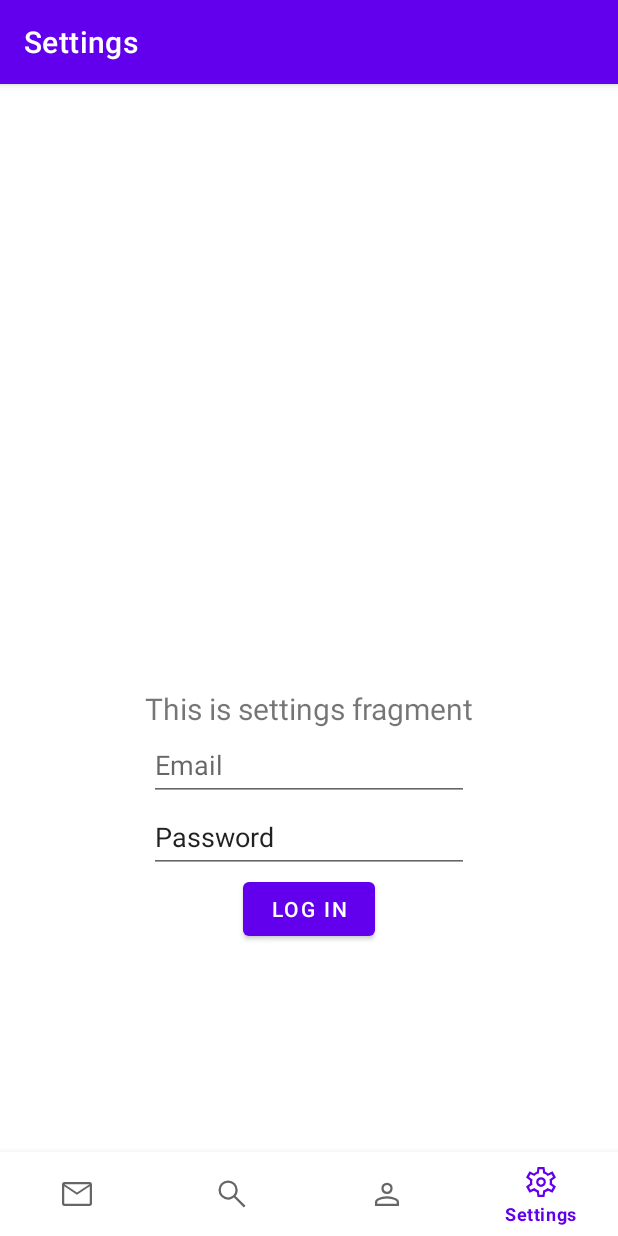
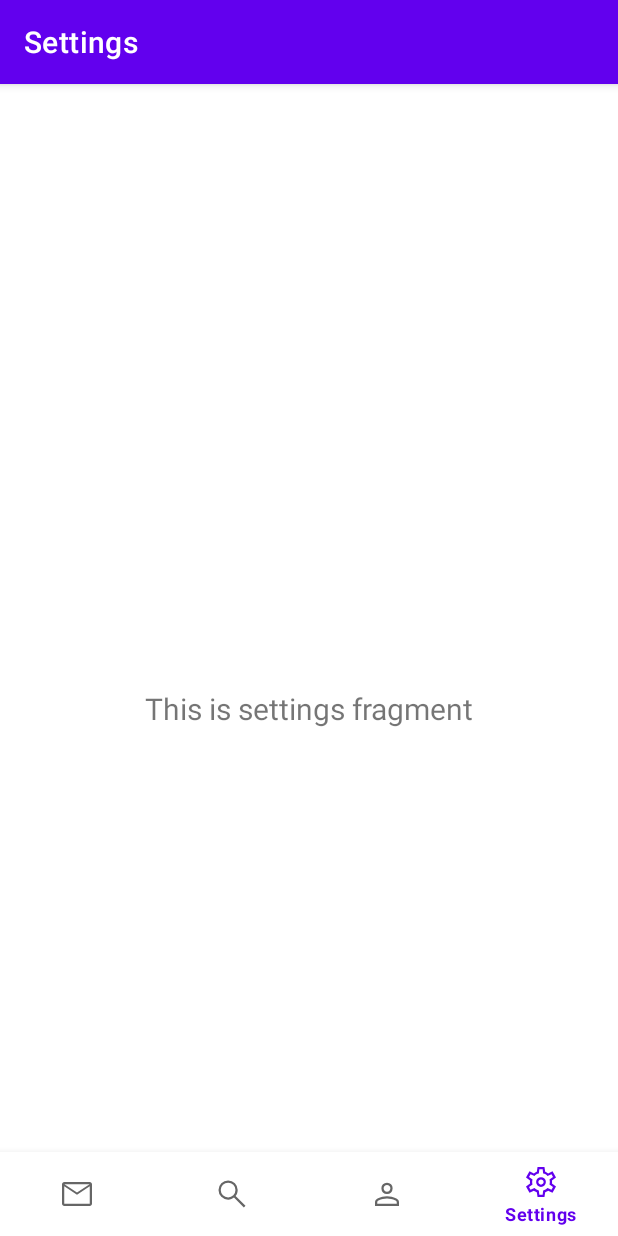
Before and after one commit to Saylonnn/Chatapp, an Android app: the SettingsFragment screen opened through its navigation route, on a phone screen of 412 x 824 dp. Run offline under Robolectric (Android 15) with nearby library versions, the phone set to English and light mode, and no system bars; our stand-ins replace Volley, navigation-ui.

Commit message:
login_activity_fail_soruce

```diff
--- a/app/src/main/java/com/saylonn/chatapp/ui/settings/SettingsFragment.java
+++ b/app/src/main/java/com/saylonn/chatapp/ui/settings/SettingsFragment.java
@@ -33,18 +33,7 @@ public class SettingsFragment extends Fragment {
         binding = FragmentSettingsBinding.inflate(inflater, container, false);
         View root = binding.getRoot();
 
-        Log.d(TAG, "before binding" );
-        TextView email_tv = binding.emailTv;
-        TextView password_tv = binding.passwordTv;
-        Button loginbtn = binding.button2;
-        Log.d(TAG, "before on click" );
-        loginbtn.setOnClickListener(new View.OnClickListener() {
-            @Override
-            public void onClick(View v) {
-                volleyRequest.login(email_tv.getText().toString(), password_tv.getText().toString(), "test_token", container.getContext());
-            }
-        });
-        Log.d(TAG, "after on Click" );
+
         final TextView textView = binding.textSettings;
         settingsViewModel.getText().observe(getViewLifecycleOwner(), textView::setText);
         return root;
--- a/app/src/main/res/layout/fragment_settings.xml
+++ b/app/src/main/res/layout/fragment_settings.xml
@@ -21,36 +21,4 @@
         app:layout_constraintStart_toStartOf="parent"
         app:layout_constraintTop_toTopOf="parent" />
 
-    <EditText
-        android:id="@+id/email_tv"
-        android:layout_width="wrap_content"
-        android:layout_height="wrap_content"
-        android:ems="10"
-        android:hint="@string/email_hint"
-        android:inputType="textPersonName"
-        android:minHeight="48dp"
-        app:layout_constraintEnd_toEndOf="parent"
-        app:layout_constraintStart_toStartOf="parent"
-        app:layout_constraintTop_toBottomOf="@+id/text_settings" />
-
-    <EditText
-        android:id="@+id/password_tv"
-        android:layout_width="wrap_content"
-        android:layout_height="wrap_content"
-        android:ems="10"
-        android:inputType="textPersonName"
-        android:minHeight="48dp"
-        android:text="@string/password_hint"
-        app:layout_constraintEnd_toEndOf="parent"
-        app:layout_constraintStart_toStartOf="parent"
-        app:layout_constraintTop_toBottomOf="@+id/email_tv" />
-
-    <Button
-        android:id="@+id/button2"
-        android:layout_width="wrap_content"
-        android:layout_height="wrap_content"
-        android:text="@string/login_btn"
-        app:layout_constraintEnd_toEndOf="parent"
-        app:layout_constraintStart_toStartOf="parent"
-        app:layout_constraintTop_toBottomOf="@+id/password_tv" />
 </androidx.constraintlayout.widget.ConstraintLayout>
```
Also changed, not shown: app/src/main/java/com/saylonn/chatapp/MainActivity.java (+0 -8 lines), app/src/main/java/com/saylonn/chatapp/ui/dialogs/LoginDialog.java (deleted, +0 -100 lines), app/src/main/res/layout/login_dialog.xml (deleted, +0 -68 lines).
